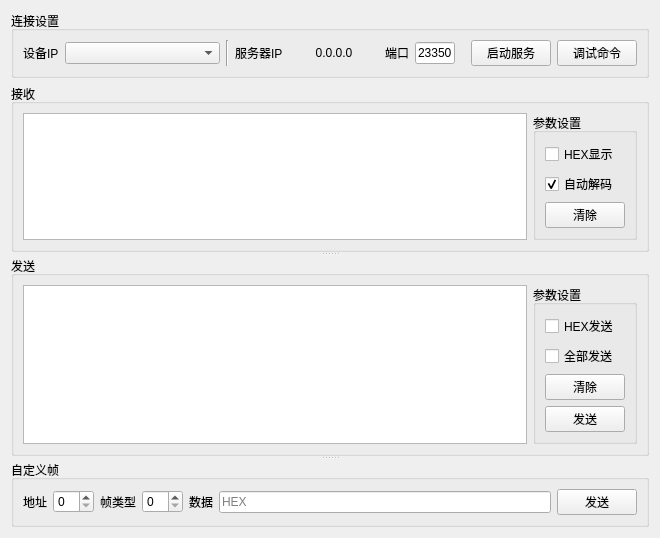
Above: qformdebug.ui from NU-LL/SmartSignageManagementSystem before the change. Below: the same form after it.
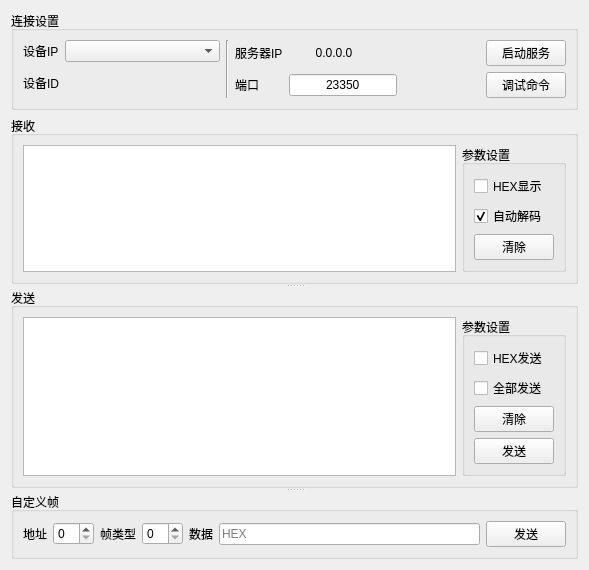
That is the form after the change.

Commit message: 优化服务器对象，抽象出底层device类，修复程序中QMap中误操作导致的空项

```diff
--- a/qformdebug.ui
+++ b/qformdebug.ui
@@ -6,8 +6,8 @@
    <rect>
     <x>0</x>
     <y>0</y>
-    <width>660</width>
-    <height>492</height>
+    <width>589</width>
+    <height>513</height>
    </rect>
   </property>
   <property name="windowTitle">
@@ -21,13 +21,15 @@
      </property>
      <layout class="QHBoxLayout" name="horizontalLayout">
       <item>
+       <layout class="QGridLayout" name="gridLayout">
+        <item row="0" column="0">
        <widget class="QLabel" name="label">
         <property name="text">
          <string>设备IP</string>
         </property>
        </widget>
       </item>
-      <item>
+        <item row="0" column="1">
        <widget class="QComboBox" name="comboBox_DeviceInfo">
         <property name="minimumSize">
          <size>
@@ -40,6 +42,25 @@
         </property>
        </widget>
       </item>
+        <item row="1" column="0">
+         <widget class="QLabel" name="label_4">
+          <property name="text">
+           <string>设备ID</string>
+          </property>
+         </widget>
+        </item>
+        <item row="1" column="1">
+         <widget class="QLabel" name="label_DeviceId">
+          <property name="text">
+           <string/>
+          </property>
+          <property name="alignment">
+           <set>Qt::AlignCenter</set>
+          </property>
+         </widget>
+        </item>
+       </layout>
+      </item>
       <item>
        <widget class="Line" name="line">
         <property name="orientation">
@@ -48,13 +69,15 @@
        </widget>
       </item>
       <item>
+       <layout class="QGridLayout" name="gridLayout_2">
+        <item row="0" column="0">
        <widget class="QLabel" name="label_3">
         <property name="text">
          <string>服务器IP</string>
         </property>
        </widget>
       </item>
-      <item>
+        <item row="0" column="1">
        <widget class="QLabel" name="label_ServerIp">
         <property name="minimumSize">
          <size>
@@ -76,58 +99,73 @@
         </property>
        </widget>
       </item>
-      <item>
+        <item row="0" column="2">
+         <spacer name="horizontalSpacer">
+          <property name="orientation">
+           <enum>Qt::Horizontal</enum>
+          </property>
+          <property name="sizeHint" stdset="0">
+           <size>
+            <width>40</width>
+            <height>20</height>
+           </size>
+          </property>
+         </spacer>
+        </item>
+        <item row="0" column="3">
+         <widget class="QPushButton" name="pushButton_StartServer">
+          <property name="text">
+           <string>启动服务</string>
+          </property>
+         </widget>
+        </item>
+        <item row="1" column="0">
        <widget class="QLabel" name="label_2">
         <property name="text">
          <string>端口</string>
         </property>
        </widget>
       </item>
-      <item>
+        <item row="1" column="1">
        <widget class="QLineEdit" name="lineEdit_Port">
         <property name="minimumSize">
          <size>
-          <width>40</width>
+            <width>0</width>
           <height>0</height>
          </size>
         </property>
-        <property name="maximumSize">
-         <size>
-          <width>40</width>
-          <height>16777215</height>
-         </size>
-        </property>
         <property name="text">
          <string>23350</string>
         </property>
-       </widget>
-      </item>
-      <item>
-       <spacer name="horizontalSpacer">
+          <property name="maxLength">
+           <number>5</number>
+          </property>
+          <property name="alignment">
+           <set>Qt::AlignCenter</set>
+          </property>
+         </widget>
+        </item>
+        <item row="1" column="2">
+         <spacer name="horizontalSpacer_2">
         <property name="orientation">
          <enum>Qt::Horizontal</enum>
         </property>
         <property name="sizeHint" stdset="0">
          <size>
-          <width>40</width>
+            <width>38</width>
           <height>20</height>
          </size>
         </property>
        </spacer>
       </item>
-      <item>
-       <widget class="QPushButton" name="pushButton_StartServer">
-        <property name="text">
-         <string>启动服务</string>
-        </property>
-       </widget>
-      </item>
-      <item>
+        <item row="1" column="3">
        <widget class="QPushButton" name="pushButton_DebugCmd">
         <property name="text">
          <string>调试命令</string>
         </property>
        </widget>
+        </item>
+       </layout>
       </item>
      </layout>
     </widget>
```
Lines whose indentation alone changed are shown as unchanged. The commit also changes 15 other files.
